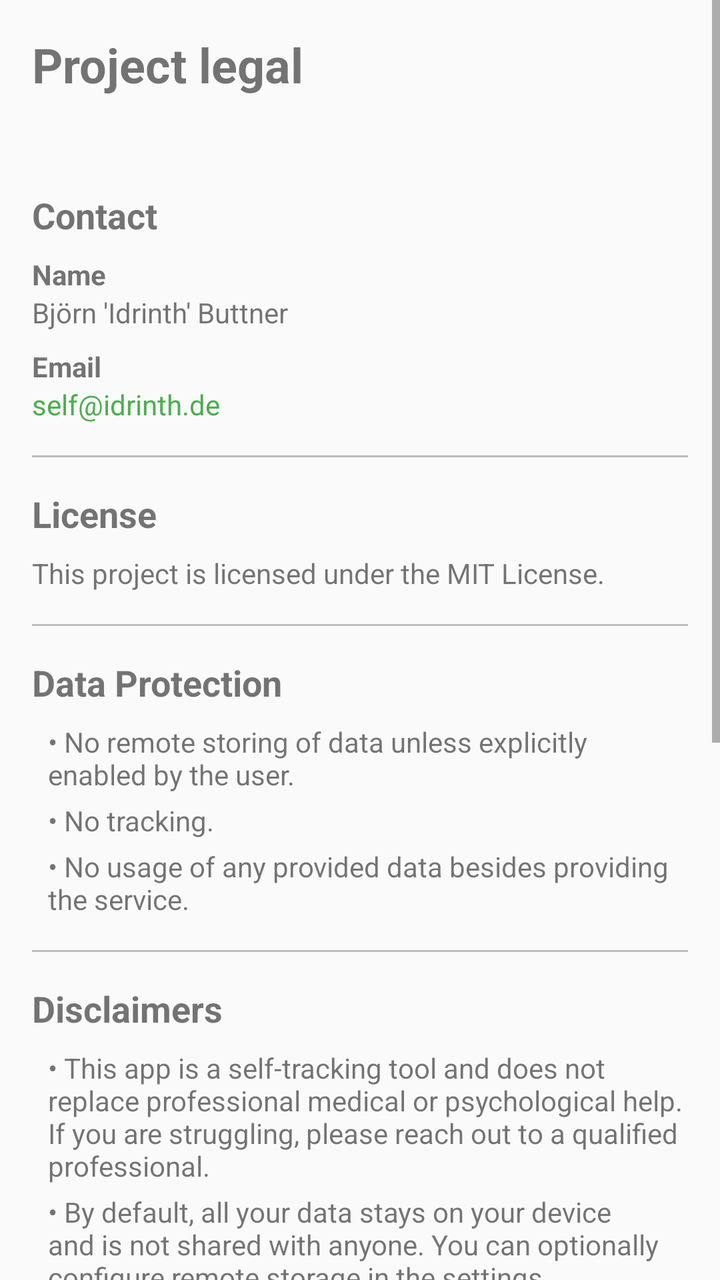
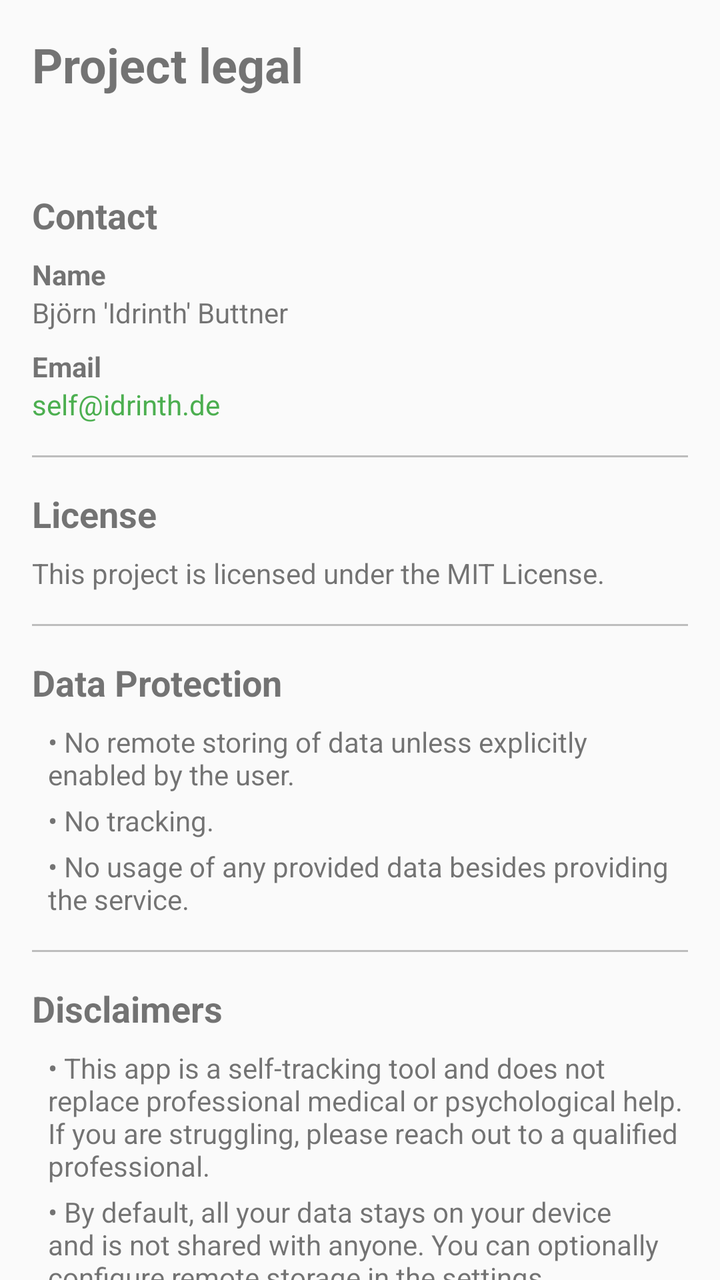

Compare the two renders of this Android layout. The source of the first and the diff that turns it into the second are given below.
<!-- AndroidManifest.xml: application theme Theme.HabitEvaluator -->
<!-- res/layout/fragment_imprint.xml -->
<?xml version="1.0" encoding="utf-8"?>
<ScrollView xmlns:android="http://schemas.android.com/apk/res/android"
    android:layout_width="match_parent"
    android:layout_height="match_parent">

    <LinearLayout
        android:layout_width="match_parent"
        android:layout_height="wrap_content"
        android:orientation="vertical"
        android:padding="16dp">

        <TextView
            android:layout_width="wrap_content"
            android:layout_height="wrap_content"
            android:text="@string/imprint_title"
            android:textSize="24sp"
            android:textStyle="bold" />

        <TextView
            android:id="@+id/versionLabel"
            android:layout_width="wrap_content"
            android:layout_height="wrap_content"
            android:layout_marginTop="4dp"
            android:textSize="14sp"
            android:textColor="@android:color/darker_gray" />

        <TextView
            android:layout_width="wrap_content"
            android:layout_height="wrap_content"
            android:layout_marginTop="24dp"
            android:text="@string/imprint_contact"
            android:textSize="18sp"
            android:textStyle="bold" />

        <TextView
            android:layout_width="wrap_content"
            android:layout_height="wrap_content"
            android:layout_marginTop="8dp"
            android:text="@string/imprint_name_label"
            android:textSize="14sp"
            android:textStyle="bold" />

        <TextView
            android:layout_width="wrap_content"
            android:layout_height="wrap_content"
            android:text="@string/imprint_name_value"
            android:textSize="14sp" />

        <TextView
            android:layout_width="wrap_content"
            android:layout_height="wrap_content"
            android:layout_marginTop="8dp"
            android:text="@string/imprint_email_label"
            android:textSize="14sp"
            android:textStyle="bold" />

        <TextView
            android:id="@+id/emailLink"
            android:layout_width="wrap_content"
            android:layout_height="wrap_content"
            android:text="@string/imprint_email_value"
            android:textSize="14sp"
            android:textColor="@color/primary"
            android:clickable="true"
            android:focusable="true" />

        <View
            android:layout_width="match_parent"
            android:layout_height="1dp"
            android:layout_marginTop="16dp"
            android:background="@color/divider" />

        <TextView
            android:layout_width="wrap_content"
            android:layout_height="wrap_content"
            android:layout_marginTop="16dp"
            android:text="@string/imprint_license"
            android:textSize="18sp"
            android:textStyle="bold" />

        <TextView
            android:layout_width="wrap_content"
            android:layout_height="wrap_content"
            android:layout_marginTop="8dp"
            android:text="@string/imprint_license_text"
            android:textSize="14sp" />

        <View
            android:layout_width="match_parent"
            android:layout_height="1dp"
            android:layout_marginTop="16dp"
            android:background="@color/divider" />

        <TextView
            android:layout_width="wrap_content"
            android:layout_height="wrap_content"
            android:layout_marginTop="16dp"
            android:text="@string/imprint_data_protection"
            android:textSize="18sp"
            android:textStyle="bold" />

        <TextView
            android:layout_width="wrap_content"
            android:layout_height="wrap_content"
            android:layout_marginTop="8dp"
            android:text="@string/imprint_no_remote_storage"
            android:textSize="14sp"
            android:paddingStart="8dp" />

        <TextView
            android:layout_width="wrap_content"
            android:layout_height="wrap_content"
            android:layout_marginTop="4dp"
            android:text="@string/imprint_no_tracking"
            android:textSize="14sp"
            android:paddingStart="8dp" />

        <TextView
            android:layout_width="wrap_content"
            android:layout_height="wrap_content"
            android:layout_marginTop="4dp"
            android:text="@string/imprint_no_data_usage"
            android:textSize="14sp"
            android:paddingStart="8dp" />

        <View
            android:layout_width="match_parent"
            android:layout_height="1dp"
            android:layout_marginTop="16dp"
            android:background="@color/divider" />

        <TextView
            android:layout_width="wrap_content"
            android:layout_height="wrap_content"
            android:layout_marginTop="16dp"
            android:text="@string/imprint_disclaimers"
            android:textSize="18sp"
            android:textStyle="bold" />

        <TextView
            android:layout_width="wrap_content"
            android:layout_height="wrap_content"
            android:layout_marginTop="8dp"
            android:text="@string/imprint_not_professional_help"
            android:textSize="14sp"
            android:paddingStart="8dp" />

        <TextView
            android:layout_width="wrap_content"
            android:layout_height="wrap_content"
            android:layout_marginTop="4dp"
            android:text="@string/imprint_no_data_sharing"
            android:textSize="14sp"
            android:paddingStart="8dp" />

        <TextView
            android:layout_width="wrap_content"
            android:layout_height="wrap_content"
            android:layout_marginTop="4dp"
            android:text="@string/imprint_variant_disclaimer"
            android:textSize="14sp"
            android:paddingStart="8dp" />

        <View
            android:layout_width="match_parent"
            android:layout_height="1dp"
            android:layout_marginTop="16dp"
            android:background="@color/divider" />

        <TextView
            android:layout_width="wrap_content"
            android:layout_height="wrap_content"
            android:layout_marginTop="16dp"
            android:text="@string/imprint_libraries"
            android:textSize="18sp"
            android:textStyle="bold" />

        <TextView
            android:layout_width="wrap_content"
            android:layout_height="wrap_content"
            android:layout_marginTop="8dp"
            android:text="@string/imprint_lib_gson"
            android:textSize="14sp"
            android:paddingStart="8dp" />

        <TextView
            android:layout_width="wrap_content"
            android:layout_height="wrap_content"
            android:layout_marginTop="4dp"
            android:text="@string/imprint_lib_slf4j"
            android:textSize="14sp"
            android:paddingStart="8dp" />

        <TextView
            android:layout_width="wrap_content"
            android:layout_height="wrap_content"
            android:layout_marginTop="4dp"
            android:text="@string/imprint_lib_snakeyaml"
            android:textSize="14sp"
            android:paddingStart="8dp" />

        <TextView
            android:layout_width="wrap_content"
            android:layout_height="wrap_content"
            android:layout_marginTop="4dp"
            android:text="@string/imprint_lib_jakarta"
            android:textSize="14sp"
            android:paddingStart="8dp" />

        <TextView
            android:layout_width="wrap_content"
            android:layout_height="wrap_content"
            android:layout_marginTop="4dp"
            android:text="@string/imprint_lib_jackson"
            android:textSize="14sp"
            android:paddingStart="8dp" />

        <TextView
            android:layout_width="wrap_content"
            android:layout_height="wrap_content"
            android:layout_marginTop="4dp"
            android:text="@string/imprint_lib_slf4j_nop"
            android:textSize="14sp"
            android:paddingStart="8dp" />

        <TextView
            android:layout_width="wrap_content"
            android:layout_height="wrap_content"
            android:layout_marginTop="4dp"
            android:text="@string/imprint_lib_appcompat"
            android:textSize="14sp"
            android:paddingStart="8dp" />

        <TextView
            android:layout_width="wrap_content"
            android:layout_height="wrap_content"
            android:layout_marginTop="4dp"
            android:text="@string/imprint_lib_material"
            android:textSize="14sp"
            android:paddingStart="8dp" />

        <TextView
            android:layout_width="wrap_content"
            android:layout_height="wrap_content"
            android:layout_marginTop="4dp"
            android:text="@string/imprint_lib_constraintlayout"
            android:textSize="14sp"
            android:paddingStart="8dp" />

        <TextView
            android:layout_width="wrap_content"
            android:layout_height="wrap_content"
            android:layout_marginTop="4dp"
            android:text="@string/imprint_lib_recyclerview"
            android:textSize="14sp"
            android:paddingStart="8dp" />

        <TextView
            android:layout_width="wrap_content"
            android:layout_height="wrap_content"
            android:layout_marginTop="4dp"
            android:text="@string/imprint_lib_cardview"
            android:textSize="14sp"
            android:paddingStart="8dp" />

        <TextView
            android:layout_width="wrap_content"
            android:layout_height="wrap_content"
            android:layout_marginTop="4dp"
            android:text="@string/imprint_lib_viewpager2"
            android:textSize="14sp"
            android:paddingStart="8dp" />

        <TextView
            android:layout_width="wrap_content"
            android:layout_height="wrap_content"
            android:layout_marginTop="4dp"
            android:text="@string/imprint_lib_lifecycle_viewmodel"
            android:textSize="14sp"
            android:paddingStart="8dp" />

        <TextView
            android:layout_width="wrap_content"
            android:layout_height="wrap_content"
            android:layout_marginTop="4dp"
            android:text="@string/imprint_lib_lifecycle_livedata"
            android:textSize="14sp"
            android:paddingStart="8dp" />

    </LinearLayout>
</ScrollView>
<!-- resources referenced by this layout -->
<resources>
  <color name="divider">#BDBDBD</color>
  <color name="primary">#4CAF50</color>
  <string name="imprint_contact">Contact</string>
  <string name="imprint_data_protection">Data Protection</string>
  <string name="imprint_disclaimers">Disclaimers</string>
  <string name="imprint_email_label">Email</string>
  <string name="imprint_email_value" translatable="false">self@idrinth.de</string>
  <string name="imprint_lib_appcompat" translatable="false">\u2022 AndroidX AppCompat 1.6.1 - Apache-2.0</string>
  <string name="imprint_lib_cardview" translatable="false">\u2022 AndroidX CardView 1.0.0 - Apache-2.0</string>
  <string name="imprint_lib_constraintlayout" translatable="false">\u2022 AndroidX ConstraintLayout 2.1.4 - Apache-2.0</string>
  <string name="imprint_lib_gson" translatable="false">\u2022 GSON 2.10.1 - Apache-2.0</string>
  <string name="imprint_lib_jackson" translatable="false">\u2022 Jackson Annotations 2.16.1 - Apache-2.0</string>
  <string name="imprint_lib_jakarta" translatable="false">\u2022 Jakarta Persistence API 3.1.0 - EPL-2.0</string>
  <string name="imprint_lib_lifecycle_livedata" translatable="false">\u2022 AndroidX Lifecycle LiveData 2.7.0 - Apache-2.0</string>
  <string name="imprint_lib_lifecycle_viewmodel" translatable="false">\u2022 AndroidX Lifecycle ViewModel 2.7.0 - Apache-2.0</string>
  <string name="imprint_lib_material" translatable="false">\u2022 Material Components 1.11.0 - Apache-2.0</string>
  <string name="imprint_lib_recyclerview" translatable="false">\u2022 AndroidX RecyclerView 1.3.2 - Apache-2.0</string>
  <string name="imprint_lib_slf4j" translatable="false">\u2022 SLF4J 2.0.11 - MIT</string>
  <string name="imprint_lib_slf4j_nop" translatable="false">\u2022 SLF4J NOP 2.0.11 - MIT</string>
  <string name="imprint_lib_snakeyaml" translatable="false">\u2022 SnakeYAML 2.2 - Apache-2.0</string>
  <string name="imprint_lib_viewpager2" translatable="false">\u2022 AndroidX ViewPager2 1.0.0 - Apache-2.0</string>
  <string name="imprint_libraries">Third-Party Libraries</string>
  <string name="imprint_license">License</string>
  <string name="imprint_license_text">This project is licensed under the MIT License.</string>
  <string name="imprint_name_label">Name</string>
  <string name="imprint_name_value" translatable="false">Björn \'Idrinth\' Buttner</string>
  <string name="imprint_no_data_sharing">\u2022 By default, all your data stays on your device and is not shared with anyone. You can optionally configure remote storage in the settings.</string>
  <string name="imprint_no_data_usage">\u2022 No usage of any provided data besides providing the service.</string>
  <string name="imprint_no_remote_storage">\u2022 No remote storing of data unless explicitly enabled by the user.</string>
  <string name="imprint_no_tracking">\u2022 No tracking.</string>
  <string name="imprint_not_professional_help">\u2022 This app is a self-tracking tool and does not replace professional medical or psychological help. If you are struggling, please reach out to a qualified professional.</string>
  <string name="imprint_title">Project legal</string>
  <string name="imprint_variant_disclaimer">\u2022 The authors of this project are not responsible for modifications made by third-party variants or the actions of webservice hosters.</string>
  <style name="Theme.HabitEvaluator" parent="Theme.MaterialComponents.DayNight.NoActionBar">
          <item name="colorPrimary">@color/primary</item>
          <item name="colorPrimaryDark">@color/primary_dark</item>
          <item name="colorAccent">@color/accent</item>
          <item name="android:windowBackground">@color/background</item>
      </style>
  <color name="primary_dark">#388E3C</color>
  <color name="accent">#FFC107</color>
  <color name="background">#FAFAFA</color>
</resources>

<!-- the commit's change to res/layout/fragment_imprint.xml (unified diff, before → after) -->
@@ -1,5 +1,5 @@
 <?xml version="1.0" encoding="utf-8"?>
-<ScrollView xmlns:android="http://schemas.android.com/apk/res/android"
+<androidx.core.widget.NestedScrollView xmlns:android="http://schemas.android.com/apk/res/android"
     android:layout_width="match_parent"
     android:layout_height="match_parent">
 
@@ -288,4 +288,4 @@
             android:paddingStart="8dp" />
 
     </LinearLayout>
-</ScrollView>
+</androidx.core.widget.NestedScrollView>
